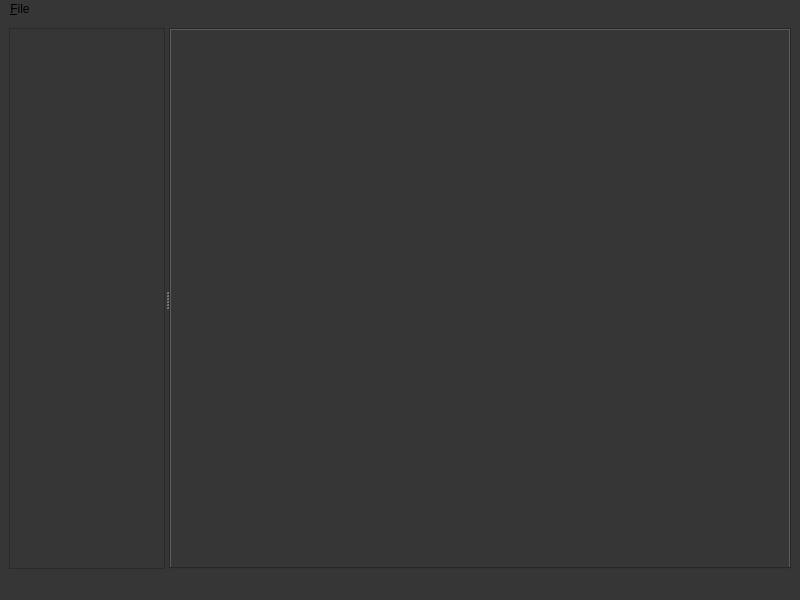
Above: mainwindow.ui from shotgoose/guse before the change. Below: the same form after it.
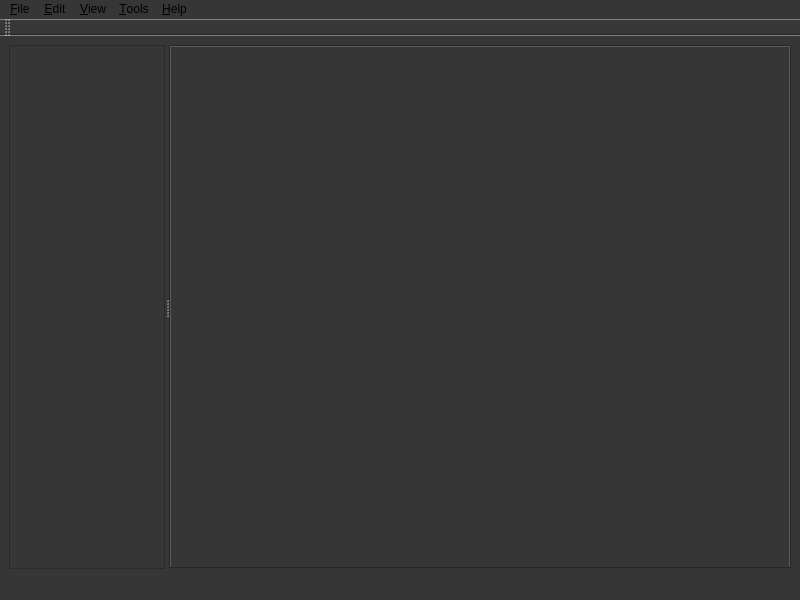
That is the form after the change. Icons and pictures are not drawn. Custom widgets are drawn as their Qt base class.

Commit message: DataTable class and file importing

```diff
--- a/mainwindow.ui
+++ b/mainwindow.ui
@@ -26,16 +26,16 @@
    <layout class="QHBoxLayout" name="horizontalLayout">
     <item>
      <widget class="QSplitter" name="splitter">
-      <property name="sizePolicy">
-       <sizepolicy hsizetype="Expanding" vsizetype="Expanding">
-        <horstretch>0</horstretch>
-        <verstretch>0</verstretch>
-       </sizepolicy>
-      </property>
       <property name="orientation">
        <enum>Qt::Orientation::Horizontal</enum>
       </property>
       <widget class="QScrollArea" name="scrollArea">
+       <property name="sizePolicy">
+        <sizepolicy hsizetype="Expanding" vsizetype="Expanding">
+         <horstretch>0</horstretch>
+         <verstretch>0</verstretch>
+        </sizepolicy>
+       </property>
        <property name="widgetResizable">
         <bool>true</bool>
        </property>
@@ -44,16 +44,13 @@
          <rect>
           <x>0</x>
           <y>0</y>
-          <width>154</width>
-          <height>537</height>
+          <width>68</width>
+          <height>520</height>
          </rect>
         </property>
        </widget>
       </widget>
-      <widget class="QTabWidget" name="tabWidget">
-       <property name="enabled">
-        <bool>true</bool>
-       </property>
+      <widget class="TabManager" name="tabWidget">
        <property name="sizePolicy">
         <sizepolicy hsizetype="Expanding" vsizetype="Expanding">
          <horstretch>0</horstretch>
@@ -93,9 +90,44 @@
     <addaction name="actionOpen"/>
     <addaction name="actionSave"/>
    </widget>
+   <widget class="QMenu" name="menuEdit">
+    <property name="title">
+     <string>&amp;Edit</string>
+    </property>
+   </widget>
+   <widget class="QMenu" name="menu_View">
+    <property name="title">
+     <string>&amp;View</string>
+    </property>
+   </widget>
+   <widget class="QMenu" name="menu_Tools">
+    <property name="title">
+     <string>&amp;Tools</string>
+    </property>
+   </widget>
+   <widget class="QMenu" name="menu_Help">
+    <property name="title">
+     <string>&amp;Help</string>
+    </property>
+   </widget>
    <addaction name="menu_File"/>
+   <addaction name="menuEdit"/>
+   <addaction name="menu_View"/>
+   <addaction name="menu_Tools"/>
+   <addaction name="menu_Help"/>
   </widget>
   <widget class="QStatusBar" name="statusbar"/>
+  <widget class="QToolBar" name="toolBar">
+   <property name="windowTitle">
+    <string>toolBar</string>
+   </property>
+   <attribute name="toolBarArea">
+    <enum>TopToolBarArea</enum>
+   </attribute>
+   <attribute name="toolBarBreak">
+    <bool>false</bool>
+   </attribute>
+  </widget>
   <action name="actionOpen">
    <property name="text">
     <string>Open</string>
@@ -107,9 +139,14 @@
    </property>
   </action>
  </widget>
- <tabstops>
-  <tabstop>scrollArea</tabstop>
- </tabstops>
+ <customwidgets>
+  <customwidget>
+   <class>TabManager</class>
+   <extends>QTabWidget</extends>
+   <header>tabmanager.h</header>
+   <container>1</container>
+  </customwidget>
+ </customwidgets>
  <resources/>
  <connections/>
 </ui>
```
Left out of the diff: 9 changed lines with no effect on the pictures. The commit also changes 11 other files.
